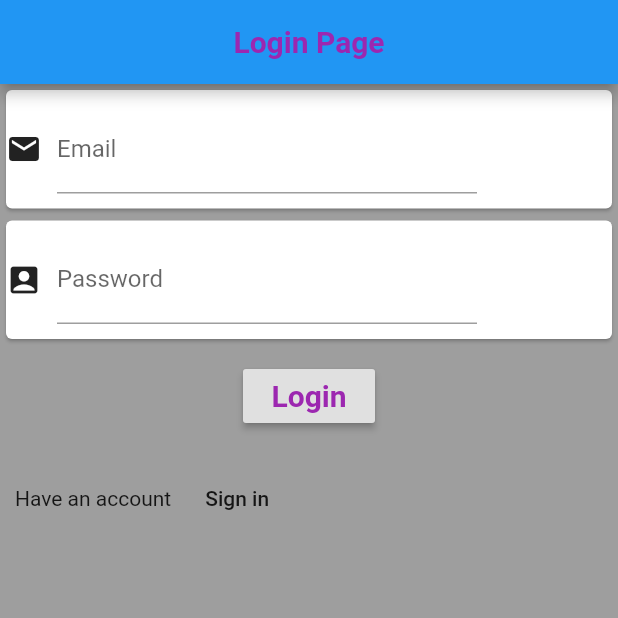
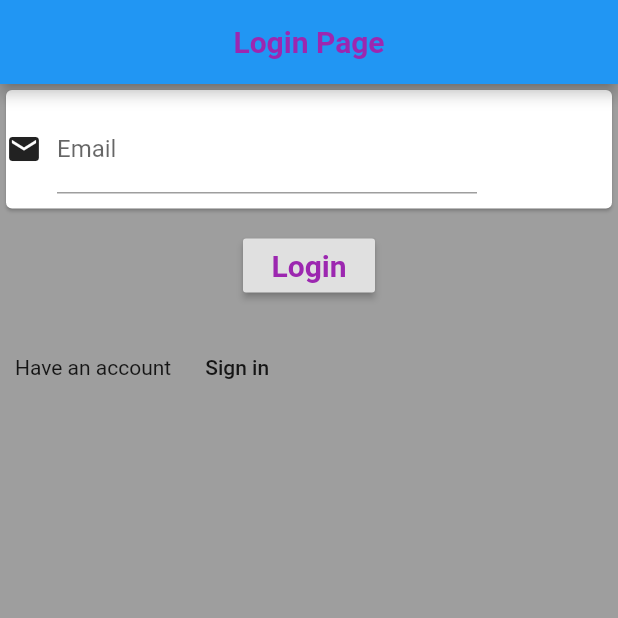
Before and after one commit to nehaanil123/logintest-flutter, a Flutter app: the screen it shows after launch, on a phone screen of 412 x 824 dp, the top half of it. Run offline on Flutter 3.47's test engine with Material 2 defaults, Android fonts, the phone set to English and light mode, and no system bars.

Commit message:
Update main.dart

```diff
--- a/lib/main.dart
+++ b/lib/main.dart
@@ -29,22 +29,6 @@ class MyApp extends StatelessWidget {
                     width: 300,
                     child: TextField(
                       decoration: InputDecoration(labelText: 'Email'),
-                    ),
-                  ),
-                ],
-              ),
-            ),
-            Card(
-              child: Row(
-                children: <Widget>[
-                  Icon(
-                    Icons.account_box,
-                  ),
-                  Container(
-                    padding: EdgeInsets.all(10.0),
-                    width: 300,
-                    child: TextField(
-                      decoration: InputDecoration(labelText: 'Password'),
                     ),
                   ),
                 ],
```
